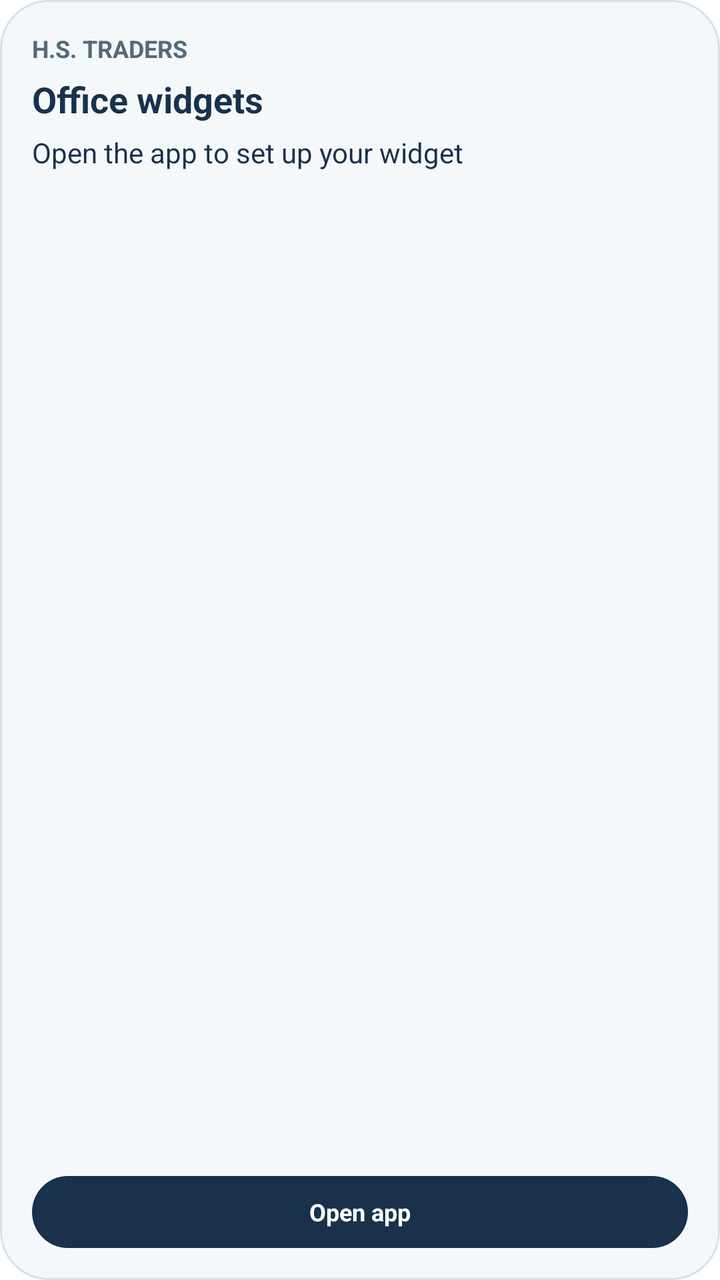
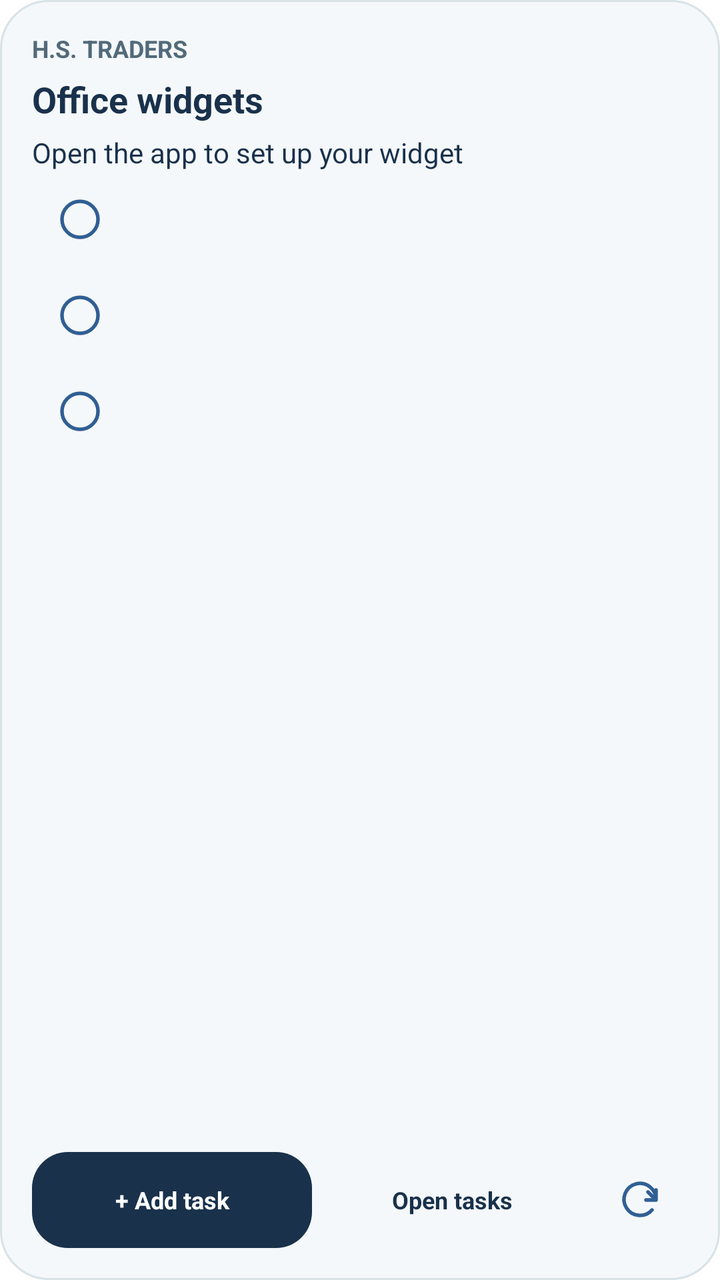

An Android layout rendered at two revisions. The XML below is the earlier revision; the diff shows what the commit changed to produce the second picture.
<!-- AndroidManifest.xml: fallback theme Theme.MaterialComponents.DayNight.NoActionBar -->
<!-- res/layout/office_widget.xml -->
<LinearLayout xmlns:android="http://schemas.android.com/apk/res/android"
  android:id="@+id/widget_root" android:layout_width="match_parent" android:layout_height="match_parent"
  android:orientation="vertical" android:padding="16dp" android:background="@drawable/office_widget_background">
  <TextView android:id="@+id/widget_brand" android:layout_width="match_parent" android:layout_height="wrap_content"
    android:text="@string/office_widget_brand" android:textColor="#526A7A" android:textSize="12sp" android:textStyle="bold" />
  <TextView android:id="@+id/widget_title" android:layout_width="match_parent" android:layout_height="wrap_content"
    android:layout_marginTop="5dp" android:text="@string/office_widget_setup_title" android:textColor="#19314B" android:textSize="18sp"
    android:textStyle="bold" android:maxLines="2" android:ellipsize="end" />
  <TextView android:id="@+id/widget_summary" android:layout_width="match_parent" android:layout_height="wrap_content"
    android:layout_marginTop="5dp" android:text="@string/office_widget_setup_copy" android:textColor="#19314B"
    android:textSize="14sp" android:maxLines="2" android:ellipsize="end" />
  <TextView android:id="@+id/widget_row1" android:layout_width="match_parent" android:layout_height="wrap_content"
    android:layout_marginTop="7dp" android:textColor="#19314B" android:textSize="12sp" android:maxLines="2" android:ellipsize="end" />
  <TextView android:id="@+id/widget_row2" android:layout_width="match_parent" android:layout_height="wrap_content"
    android:layout_marginTop="5dp" android:textColor="#19314B" android:textSize="12sp" android:maxLines="2" android:ellipsize="end" />
  <TextView android:id="@+id/widget_row3" android:layout_width="match_parent" android:layout_height="wrap_content"
    android:layout_marginTop="5dp" android:textColor="#19314B" android:textSize="12sp" android:maxLines="2" android:ellipsize="end" />
  <TextView android:layout_width="1dp" android:layout_height="0dp" android:layout_weight="1" />
  <TextView android:id="@+id/widget_updated" android:layout_width="match_parent" android:layout_height="wrap_content"
    android:layout_marginTop="6dp" android:textColor="#526A7A" android:textSize="12sp" android:maxLines="1" android:ellipsize="end" />
  <TextView android:id="@+id/widget_open" android:layout_width="match_parent" android:layout_height="36dp"
    android:layout_marginTop="8dp" android:gravity="center" android:text="@string/office_widget_open_app" android:textSize="12sp"
    android:textStyle="bold" android:textColor="#FFFFFF" android:background="@drawable/office_widget_button" />
</LinearLayout>
<!-- resources referenced by this layout -->
<resources>
  <!-- drawable office_widget_background (drawable) -->
  <shape xmlns:android="http://schemas.android.com/apk/res/android">
    <solid android:color="#F4F8FA" /><corners android:radius="24dp" />
    <stroke android:width="1dp" android:color="#D8E2E7" />
  </shape>
  <!-- drawable office_widget_button (drawable) -->
  <shape xmlns:android="http://schemas.android.com/apk/res/android">
    <solid android:color="#19314B" /><corners android:radius="18dp" />
  </shape>
  <string name="office_widget_brand">H.S. TRADERS</string>
  <string name="office_widget_open_app">Open app</string>
  <string name="office_widget_setup_copy">Open the app to set up your widget</string>
  <string name="office_widget_setup_title">Office widgets</string>
</resources>

<!-- the commit's change to res/layout/office_widget.xml (unified diff, before → after) -->
@@ -9,16 +9,24 @@
   <TextView android:id="@+id/widget_summary" android:layout_width="match_parent" android:layout_height="wrap_content"
     android:layout_marginTop="5dp" android:text="@string/office_widget_setup_copy" android:textColor="#19314B"
     android:textSize="14sp" android:maxLines="2" android:ellipsize="end" />
-  <TextView android:id="@+id/widget_row1" android:layout_width="match_parent" android:layout_height="wrap_content"
-    android:layout_marginTop="7dp" android:textColor="#19314B" android:textSize="12sp" android:maxLines="2" android:ellipsize="end" />
-  <TextView android:id="@+id/widget_row2" android:layout_width="match_parent" android:layout_height="wrap_content"
-    android:layout_marginTop="5dp" android:textColor="#19314B" android:textSize="12sp" android:maxLines="2" android:ellipsize="end" />
-  <TextView android:id="@+id/widget_row3" android:layout_width="match_parent" android:layout_height="wrap_content"
-    android:layout_marginTop="5dp" android:textColor="#19314B" android:textSize="12sp" android:maxLines="2" android:ellipsize="end" />
+  <LinearLayout android:id="@+id/widget_task1" android:layout_width="match_parent" android:layout_height="48dp" android:orientation="horizontal" android:gravity="center_vertical">
+    <ImageButton android:id="@+id/widget_done1" android:layout_width="48dp" android:layout_height="48dp" android:padding="13dp" android:src="@drawable/office_widget_checkbox" android:background="@android:color/transparent" android:contentDescription="@string/office_widget_mark_done"/>
+    <TextView android:id="@+id/widget_row1" android:layout_width="0dp" android:layout_weight="1" android:layout_height="match_parent" android:gravity="center_vertical" android:textColor="#19314B" android:textSize="12sp" android:maxLines="2" android:ellipsize="end" />
+  </LinearLayout>
+  <LinearLayout android:id="@+id/widget_task2" android:layout_width="match_parent" android:layout_height="48dp" android:orientation="horizontal" android:gravity="center_vertical">
+    <ImageButton android:id="@+id/widget_done2" android:layout_width="48dp" android:layout_height="48dp" android:padding="13dp" android:src="@drawable/office_widget_checkbox" android:background="@android:color/transparent" android:contentDescription="@string/office_widget_mark_done"/>
+    <TextView android:id="@+id/widget_row2" android:layout_width="0dp" android:layout_weight="1" android:layout_height="match_parent" android:gravity="center_vertical" android:textColor="#19314B" android:textSize="12sp" android:maxLines="2" android:ellipsize="end" />
+  </LinearLayout>
+  <LinearLayout android:id="@+id/widget_task3" android:layout_width="match_parent" android:layout_height="48dp" android:orientation="horizontal" android:gravity="center_vertical">
+    <ImageButton android:id="@+id/widget_done3" android:layout_width="48dp" android:layout_height="48dp" android:padding="13dp" android:src="@drawable/office_widget_checkbox" android:background="@android:color/transparent" android:contentDescription="@string/office_widget_mark_done"/>
+    <TextView android:id="@+id/widget_row3" android:layout_width="0dp" android:layout_weight="1" android:layout_height="match_parent" android:gravity="center_vertical" android:textColor="#19314B" android:textSize="12sp" android:maxLines="2" android:ellipsize="end" />
+  </LinearLayout>
   <TextView android:layout_width="1dp" android:layout_height="0dp" android:layout_weight="1" />
   <TextView android:id="@+id/widget_updated" android:layout_width="match_parent" android:layout_height="wrap_content"
     android:layout_marginTop="6dp" android:textColor="#526A7A" android:textSize="12sp" android:maxLines="1" android:ellipsize="end" />
-  <TextView android:id="@+id/widget_open" android:layout_width="match_parent" android:layout_height="36dp"
-    android:layout_marginTop="8dp" android:gravity="center" android:text="@string/office_widget_open_app" android:textSize="12sp"
-    android:textStyle="bold" android:textColor="#FFFFFF" android:background="@drawable/office_widget_button" />
+  <LinearLayout android:layout_width="match_parent" android:layout_height="48dp" android:orientation="horizontal" android:layout_marginTop="8dp">
+    <TextView android:id="@+id/widget_add" android:layout_width="0dp" android:layout_weight="1" android:layout_height="48dp" android:gravity="center" android:text="@string/office_widget_add" android:textSize="12sp" android:textStyle="bold" android:textColor="#FFFFFF" android:background="@drawable/office_widget_button"/>
+    <TextView android:id="@+id/widget_open" android:layout_width="0dp" android:layout_weight="1" android:layout_height="48dp" android:gravity="center" android:text="@string/office_widget_open_tasks" android:textSize="12sp" android:textStyle="bold" android:textColor="#19314B"/>
+    <ImageButton android:id="@+id/widget_refresh" android:layout_width="48dp" android:layout_height="48dp" android:padding="14dp" android:src="@drawable/office_widget_refresh" android:contentDescription="@string/office_widget_refresh" android:background="@android:color/transparent"/>
+  </LinearLayout>
 </LinearLayout>
<!-- resource entries referenced after the edit -->
@@ -9,8 +9,15 @@
   <shape xmlns:android="http://schemas.android.com/apk/res/android">
     <solid android:color="#19314B" /><corners android:radius="18dp" />
   </shape>
+  <!-- drawable office_widget_checkbox (drawable) -->
+  <vector xmlns:android="http://schemas.android.com/apk/res/android" android:width="24dp" android:height="24dp" android:viewportWidth="24" android:viewportHeight="24"><path android:pathData="M12,3a9,9 0,1 0,0 18a9,9 0,1 0,0 -18" android:strokeColor="#315f94" android:strokeWidth="1.8" android:strokeLineCap="round" android:strokeLineJoin="round" android:fillColor="@android:color/transparent"/></vector>
+  <!-- drawable office_widget_refresh (drawable) -->
+  <vector xmlns:android="http://schemas.android.com/apk/res/android" android:width="24dp" android:height="24dp" android:viewportWidth="24" android:viewportHeight="24"><path android:pathData="M20,7v5h-5M20,12a8,8 0,1 0,-2 5M20,12L16,8" android:strokeColor="#315f94" android:strokeWidth="1.8" android:strokeLineCap="round" android:strokeLineJoin="round" android:fillColor="@android:color/transparent"/></vector>
+  <string name="office_widget_add">+ Add task</string>
   <string name="office_widget_brand">H.S. TRADERS</string>
-  <string name="office_widget_open_app">Open app</string>
+  <string name="office_widget_mark_done">Mark task done</string>
+  <string name="office_widget_open_tasks">Open tasks</string>
+  <string name="office_widget_refresh">Refresh tasks</string>
   <string name="office_widget_setup_copy">Open the app to set up your widget</string>
   <string name="office_widget_setup_title">Office widgets</string>
 </resources>
